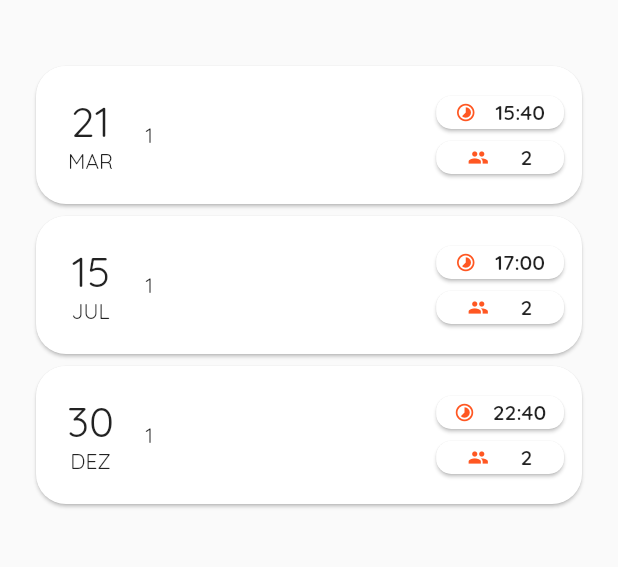
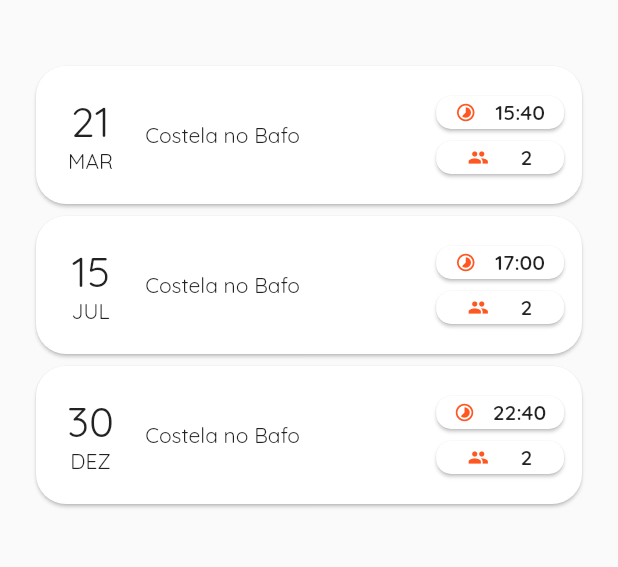
Before and after one commit to GualterMM/ReservApp, a Flutter app: the CheckReservations screen opened directly, on a phone screen of 412 x 824 dp, the part 102-669 px from its top. Run offline on Flutter 3.47's test engine with Material 2 defaults, Android fonts, the light colour scheme and no system bars; our stand-ins replace flutter_rating_bar, shared_preferences, sliver_tools; missing offline and left inert: flutter_material_pickers; accounts and stored records are empty.

Commit message:
Correção no card de Reserva pra receber o nome ao invés do id

```diff
--- a/lib/assets/widgets/reserve_card.dart
+++ b/lib/assets/widgets/reserve_card.dart
@@ -24,7 +24,7 @@ Widget reserveCard (Reservation reservation){
                 ],
               )
           ),
-          Expanded(flex: 5, child: Text(reservation.restaurantId.toString())),
+          Expanded(flex: 5, child: Text(reservation.restaurantName)),
           Expanded(
               flex: 3,
               child: Column(
--- a/lib/screens/check_reservations.dart
+++ b/lib/screens/check_reservations.dart
@@ -21,9 +21,9 @@ class TelaReservas extends StatelessWidget{
 
   late List<Reservation> reservationList = [
     // TODO: Consertar o nome no Card da Reserva
-    Reservation(1, "21-03-2022", "15:40", 2, 3, 1),
-    Reservation(2, "15-07-2021", "17:00", 2, 3, 1),
-    Reservation(3, "30-12-2023", "22:40", 2, 3, 1),
+    Reservation(1, "21-03-2022", "15:40", 2, 3, "Costela no Bafo"),
+    Reservation(2, "15-07-2021", "17:00", 2, 3, "Costela no Bafo"),
+    Reservation(3, "30-12-2023", "22:40", 2, 3, "Costela no Bafo"),
   ];
 
   @override
```
Also changed, not shown: lib/models/reservation.dart (+4 -4 lines), 1 other file.
